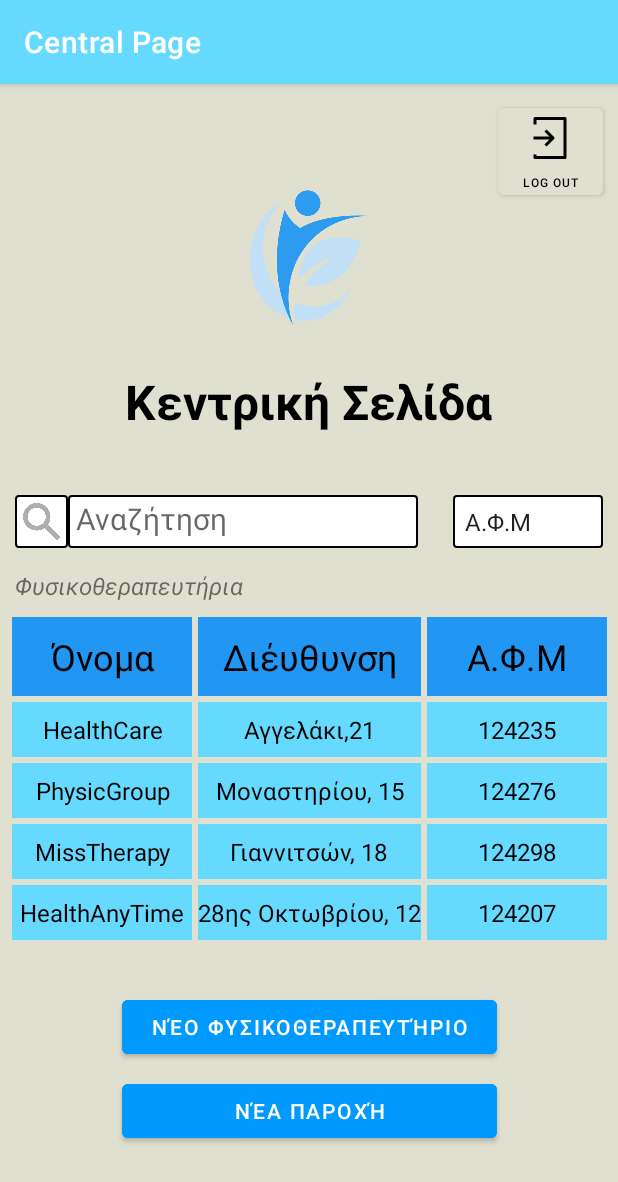
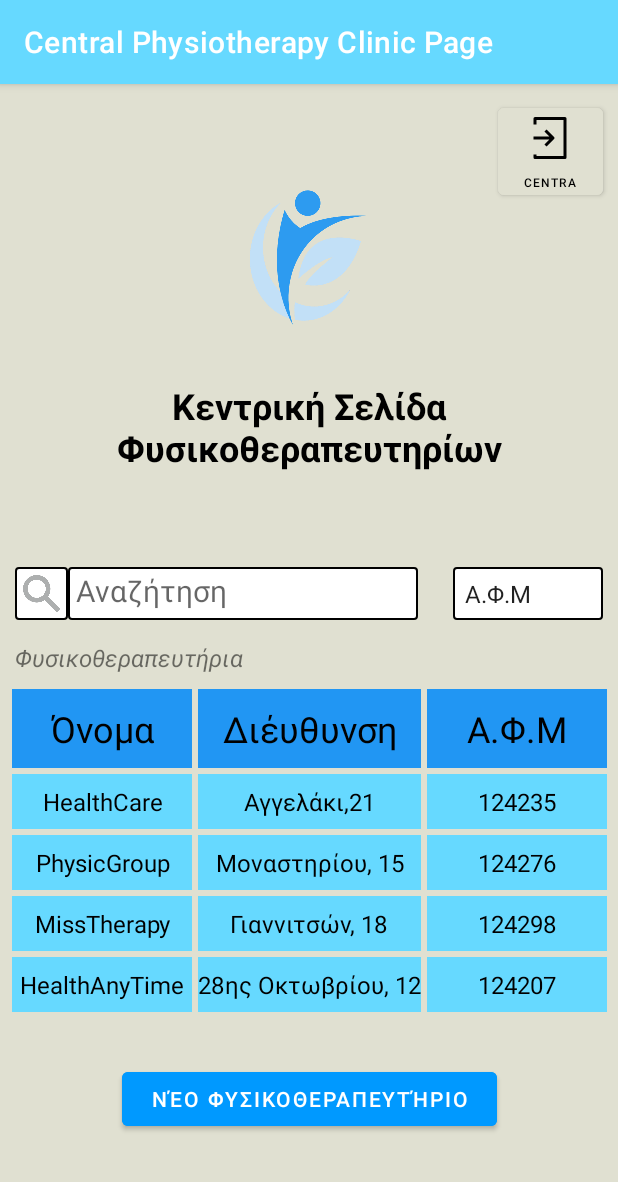
Before and after one commit to AndroidStudio2023/AndroidStudioPSApp, an Android app: the PSFCentralPage screen opened directly, with no data from a screen before it, on a phone screen of 412 x 824 dp. Shown: the top 1182 px of the screen. Run offline under Robolectric (Android 15) with nearby library versions, the phone set to English and light mode, and no system bars.

Commit message:
Add new PSF central Page

```diff
--- a/app/src/main/AndroidManifest.xml
+++ b/app/src/main/AndroidManifest.xml
@@ -11,6 +11,9 @@
         android:supportsRtl="true"
         android:theme="@style/Theme.PhysiotherapyCenterApplication"
         tools:targetApi="31">
+        <activity
+            android:name=".NewPSFCentralPage"
+            android:exported="false" />
         <activity
             android:name=".MainActivity"
             android:exported="true">
--- a/app/src/main/java/com/example/physiotherapycenterapplication/LoginPageActivity.java
+++ b/app/src/main/java/com/example/physiotherapycenterapplication/LoginPageActivity.java
@@ -83,7 +83,7 @@ public class LoginPageActivity extends AppCompatActivity {
             Email.setText("");
             Password.setText("");
             //Sundesi stin kentrikh selida PSF
-            Intent intent = new Intent(getApplicationContext(),PSFCentralPage.class);
+            Intent intent = new Intent(getApplicationContext(),NewPSFCentralPage.class);
             startActivity(intent);
         }
 
--- a/app/src/main/java/com/example/physiotherapycenterapplication/PSFCentralPage.java
+++ b/app/src/main/java/com/example/physiotherapycenterapplication/PSFCentralPage.java
@@ -7,7 +7,11 @@ import android.os.Bundle;
 import android.view.View;
 import android.widget.Button;
 import android.widget.Toast;
-
+//PSFCentralPage
+/*it was originally intended as the main page of the PSF,
+however there were changes in the program and now it is the main page
+of the physiotherapy clinics.
+* */
 public class PSFCentralPage extends AppCompatActivity {
 
 
@@ -16,12 +20,12 @@ public class PSFCentralPage extends AppCompatActivity {
         super.onCreate(savedInstanceState);
         setContentView(R.layout.activity_psfcentral_page);
         //Change Action Title
-        getSupportActionBar().setTitle("Central Page");
+        getSupportActionBar().setTitle("Central Physiotherapy Clinic Page");
     }
 
     //Analoga me to koumpi pou epilegei o xristis
     //Ton pigainei stin antoistixi selida
-    public void LogOutORnextPage(View view){
+    public void GoPreviousORNextPage(View view){
         //get button name
         Button aButton= (Button)view;
         String buttonName = aButton.getText().toString();
@@ -30,12 +34,10 @@ public class PSFCentralPage extends AppCompatActivity {
         if(buttonName.equals("Νέο Φυσικοθεραπευτήριο")){
             intent = new Intent(getApplicationContext(),CreatePSPage.class);
             startActivity(intent);
-        } else if (buttonName.equals("Log Out")) {
-            intent = new Intent(getApplicationContext(),LoginPageActivity.class);
-            intent.putExtra("TypeUser","ΠΣΦ");
+        } else if (buttonName.equals("Central Page")) {
+            intent = new Intent(getApplicationContext(),NewPSFCentralPage.class);
+            //intent.putExtra("TypeUser","ΠΣΦ");
             startActivity(intent);
-        }else{
-            Toast.makeText(this, "Coming Soon!!", Toast.LENGTH_SHORT).show();
         }
     }
 }
--- a/app/src/main/res/layout/activity_psfcentral_page.xml
+++ b/app/src/main/res/layout/activity_psfcentral_page.xml
@@ -22,7 +22,7 @@
         android:id="@+id/tableLayout"
         android:layout_width="wrap_content"
         android:layout_height="wrap_content"
-        android:layout_marginTop="158dp"
+        android:layout_marginTop="254dp"
         android:background="@color/backgroundColor"
         app:layout_constraintBottom_toBottomOf="parent"
         app:layout_constraintEnd_toEndOf="parent"
@@ -270,10 +270,11 @@
         android:id="@+id/textView25"
         android:layout_width="wrap_content"
         android:layout_height="wrap_content"
-        android:layout_marginTop="24dp"
-        android:text="Κεντρική Σελίδα"
+        android:layout_marginTop="32dp"
+        android:text="Κεντρική Σελίδα Φυσικοθεραπευτηρίων"
+        android:textAlignment="center"
         android:textColor="@color/black"
-        android:textSize="32sp"
+        android:textSize="24sp"
         android:textStyle="bold"
         app:layout_constraintEnd_toEndOf="parent"
         app:layout_constraintStart_toStartOf="parent"
@@ -297,7 +298,7 @@
         android:layout_height="wrap_content"
         android:layout_marginTop="32dp"
         android:backgroundTint="@color/buttonColor"
-        android:onClick="LogOutORnextPage"
+        android:onClick="GoPreviousORNextPage"
         android:text="Νέο Φυσικοθεραπευτήριο"
         android:textColor="@color/white"
         app:layout_constraintEnd_toEndOf="parent"
@@ -305,28 +306,15 @@
         app:layout_constraintTop_toBottomOf="@+id/tableLayout" />
 
     <Button
-        android:id="@+id/button2"
-        android:layout_width="250dp"
-        android:layout_height="wrap_content"
-        android:layout_marginTop="8dp"
-        android:backgroundTint="@color/buttonColor"
-        android:onClick="LogOutORnextPage"
-        android:text="Νέα Παροχή"
-        android:textColor="@color/white"
-        app:layout_constraintEnd_toEndOf="parent"
-        app:layout_constraintStart_toStartOf="parent"
-        app:layout_constraintTop_toBottomOf="@+id/newPSButton" />
-
-    <Button
-        android:id="@+id/LogOutButton"
+        android:id="@+id/GoPSFCentralButton"
         android:layout_width="70dp"
         android:layout_height="70dp"
         android:layout_marginTop="8dp"
         android:layout_marginEnd="8dp"
         android:backgroundTint="@color/backgroundColor"
         android:drawableTop="@drawable/iconfinder_account_door_enter_login_3005767"
-        android:onClick="LogOutORnextPage"
-        android:text="Log Out"
+        android:onClick="GoPreviousORNextPage"
+        android:text="Central Page"
         android:textColor="@color/black"
         android:textSize="8sp"
         app:layout_constraintEnd_toEndOf="parent"
```
Also changed, not shown: app/src/main/java/com/example/physiotherapycenterapplication/NewPSFCentralPage.java (added, +48 -0 lines), app/src/main/res/layout/activity_new_psfcentral_page.xml (added, +114 -0 lines), 1 other file.
